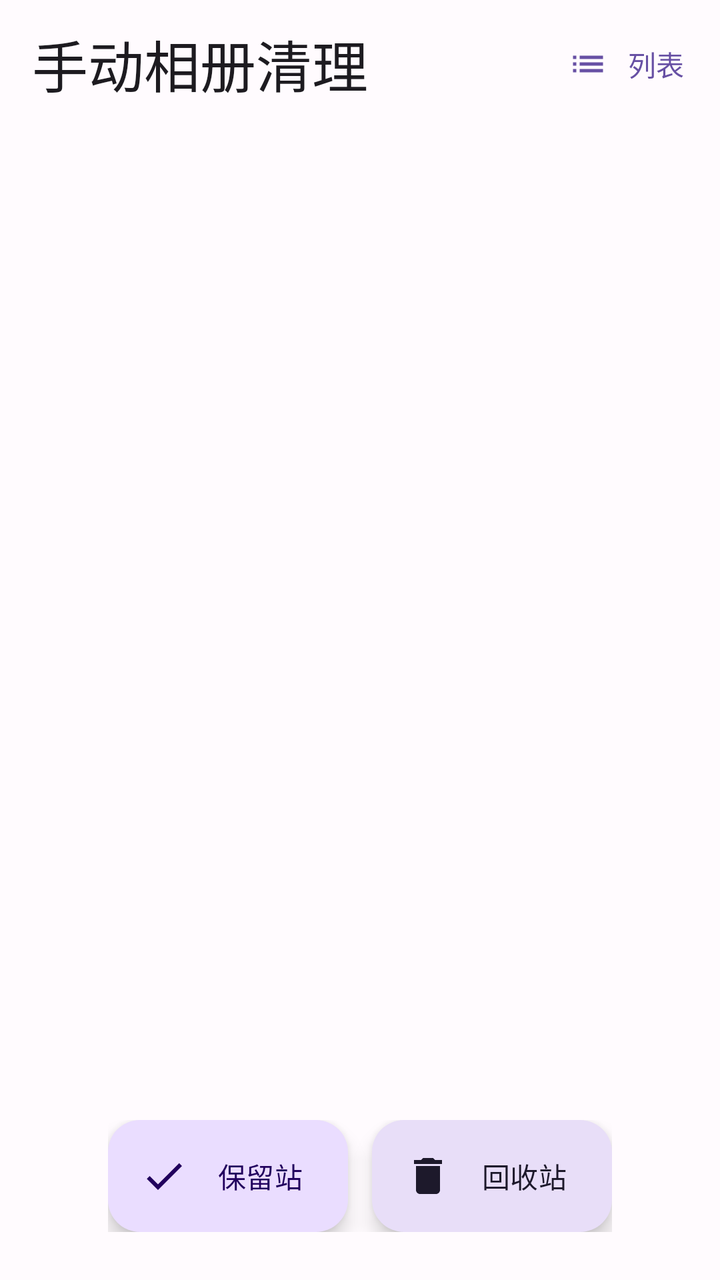
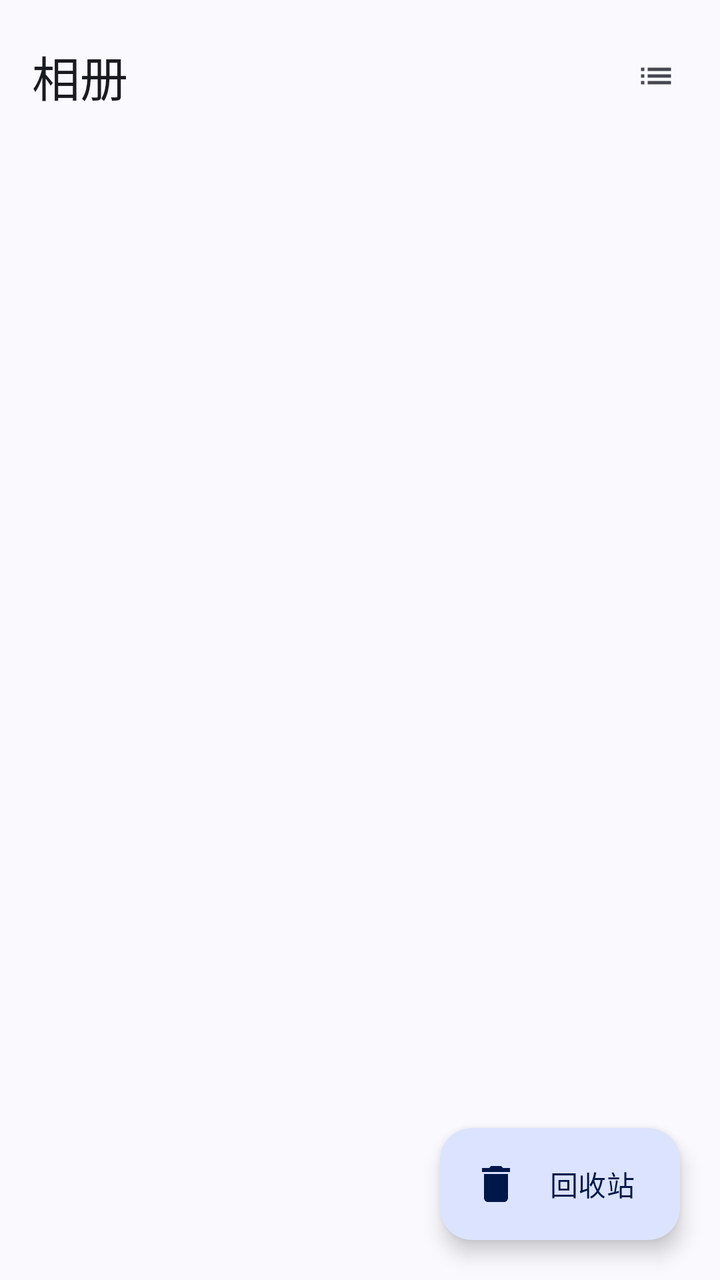

The first picture is an Android layout as it rendered before a commit; the second is the same layout after the commit. The layout source and the unified diff follow.
<!-- AndroidManifest.xml: application theme Theme.ManualAlbumCleaner -->
<!-- res/layout/activity_main.xml -->
<?xml version="1.0" encoding="utf-8"?>
<androidx.coordinatorlayout.widget.CoordinatorLayout xmlns:android="http://schemas.android.com/apk/res/android"
    xmlns:app="http://schemas.android.com/apk/res-auto"
    android:layout_width="match_parent"
    android:layout_height="match_parent"
    android:background="?android:attr/colorBackground">

    <com.google.android.material.appbar.AppBarLayout
        android:layout_width="match_parent"
        android:layout_height="wrap_content"
        android:fitsSystemWindows="true"
        app:liftOnScroll="true">

        <com.google.android.material.appbar.MaterialToolbar
            android:id="@+id/toolbar"
            android:layout_width="match_parent"
            android:layout_height="wrap_content"
            app:title="@string/app_name"
            app:titleTextAppearance="@style/TextAppearance.Material3.HeadlineMedium"
            app:titleCentered="false">

            <com.google.android.material.button.MaterialButton
                android:id="@+id/btnLayoutToggle"
                style="@style/Widget.Material3.Button.TextButton"
                android:layout_width="wrap_content"
                android:layout_height="wrap_content"
                android:layout_gravity="end"
                android:text="@string/list_view"
                android:textSize="14sp"
                app:icon="@drawable/ic_list"
                app:iconSize="20dp" />
        </com.google.android.material.appbar.MaterialToolbar>
    </com.google.android.material.appbar.AppBarLayout>

    <androidx.recyclerview.widget.RecyclerView
        android:id="@+id/recyclerAlbums"
        android:layout_width="match_parent"
        android:layout_height="match_parent"
        android:clipToPadding="false"
        android:padding="8dp"
        app:layout_behavior="@string/appbar_scrolling_view_behavior" />

    <LinearLayout
        android:layout_width="wrap_content"
        android:layout_height="wrap_content"
        android:layout_gravity="bottom|center_horizontal"
        android:layout_marginBottom="24dp"
        android:orientation="horizontal">

        <com.google.android.material.floatingactionbutton.ExtendedFloatingActionButton
            android:id="@+id/btnKeep"
            android:layout_width="wrap_content"
            android:layout_height="wrap_content"
            android:layout_marginEnd="12dp"
            android:text="@string/keep"
            app:icon="@drawable/ic_keep"
            app:iconTint="?attr/colorOnPrimaryContainer"
            android:textColor="?attr/colorOnPrimaryContainer"
            app:backgroundTint="?attr/colorPrimaryContainer" />

        <com.google.android.material.floatingactionbutton.ExtendedFloatingActionButton
            android:id="@+id/btnTrash"
            android:layout_width="wrap_content"
            android:layout_height="wrap_content"
            android:text="@string/trash"
            app:icon="@drawable/ic_delete"
            app:iconTint="?attr/colorOnSecondaryContainer"
            android:textColor="?attr/colorOnSecondaryContainer"
            app:backgroundTint="?attr/colorSecondaryContainer" />
    </LinearLayout>
</androidx.coordinatorlayout.widget.CoordinatorLayout>
<!-- resources referenced by this layout -->
<resources>
  <!-- drawable ic_keep (drawable) -->
  <?xml version="1.0" encoding="utf-8"?>
  <vector xmlns:android="http://schemas.android.com/apk/res/android"
      android:width="24dp"
      android:height="24dp"
      android:viewportWidth="24"
      android:viewportHeight="24"
      android:tint="?attr/colorControlNormal">
      <path
          android:fillColor="@android:color/white"
          android:pathData="M9,16.17L4.83,12l-1.42,1.41L9,19 21,7l-1.41,-1.41z"/>
  </vector>
  <string name="app_name">手动相册清理</string>
  <string name="keep">保留站</string>
  <string name="list_view">列表</string>
  <style name="Theme.ManualAlbumCleaner" parent="Theme.Material3.DayNight.NoActionBar">
          <item name="colorPrimary">@color/md_theme_primary</item>
          <item name="colorOnPrimary">@color/md_theme_onPrimary</item>
          <item name="colorPrimaryContainer">@color/md_theme_primaryContainer</item>
          <item name="colorOnPrimaryContainer">@color/md_theme_onPrimaryContainer</item>
  
          <item name="colorSecondary">@color/md_theme_secondary</item>
          <item name="colorOnSecondary">@color/md_theme_onSecondary</item>
          <item name="colorSecondaryContainer">@color/md_theme_secondaryContainer</item>
          <item name="colorOnSecondaryContainer">@color/md_theme_onSecondaryContainer</item>
  
          <item name="colorTertiary">@color/md_theme_tertiary</item>
          <item name="colorOnTertiary">@color/md_theme_onTertiary</item>
          <item name="colorTertiaryContainer">@color/md_theme_tertiaryContainer</item>
          <item name="colorOnTertiaryContainer">@color/md_theme_onTertiaryContainer</item>
  
          <item name="colorError">@color/md_theme_error</item>
          <item name="colorOnError">@color/md_theme_onError</item>
          <item name="colorErrorContainer">@color/md_theme_errorContainer</item>
          <item name="colorOnErrorContainer">@color/md_theme_onErrorContainer</item>
  
          <item name="android:colorBackground">@color/md_theme_background</item>
          <item name="colorOnBackground">@color/md_theme_onBackground</item>
          <item name="colorSurface">@color/md_theme_surface</item>
          <item name="colorOnSurface">@color/md_theme_onSurface</item>
          <item name="colorSurfaceVariant">@color/md_theme_surfaceVariant</item>
          <item name="colorOnSurfaceVariant">@color/md_theme_onSurfaceVariant</item>
          <item name="colorOutline">@color/md_theme_outline</item>
  
          <item name="android:statusBarColor">@android:color/transparent</item>
          <item name="android:navigationBarColor">@android:color/transparent</item>
      </style>
  <color name="md_theme_primary">#6750A4</color>
  <color name="md_theme_onPrimary">#FFFFFF</color>
  <color name="md_theme_primaryContainer">#EADDFF</color>
  <color name="md_theme_onPrimaryContainer">#21005D</color>
  <color name="md_theme_secondary">#625B71</color>
  <color name="md_theme_onSecondary">#FFFFFF</color>
  <color name="md_theme_secondaryContainer">#E8DEF8</color>
  <color name="md_theme_onSecondaryContainer">#1D192B</color>
  <color name="md_theme_tertiary">#7D5260</color>
  <color name="md_theme_onTertiary">#FFFFFF</color>
  <color name="md_theme_tertiaryContainer">#FFD8E4</color>
  <color name="md_theme_onTertiaryContainer">#31111D</color>
  <color name="md_theme_error">#B3261E</color>
  <color name="md_theme_onError">#FFFFFF</color>
  <color name="md_theme_errorContainer">#F9DEDC</color>
  <color name="md_theme_onErrorContainer">#410E0B</color>
  <color name="md_theme_background">#FFFBFE</color>
  <color name="md_theme_onBackground">#1C1B1F</color>
  <color name="md_theme_surface">#FFFBFE</color>
  <color name="md_theme_onSurface">#1C1B1F</color>
  <color name="md_theme_surfaceVariant">#E7E0EC</color>
  <color name="md_theme_onSurfaceVariant">#49454F</color>
  <color name="md_theme_outline">#79747E</color>
  <!-- unchanged entries left out for length: 3 -->
</resources>

<!-- the commit's change to res/layout/activity_main.xml (unified diff, before → after) -->
@@ -1,35 +1,42 @@
 <?xml version="1.0" encoding="utf-8"?>
 <androidx.coordinatorlayout.widget.CoordinatorLayout xmlns:android="http://schemas.android.com/apk/res/android"
     xmlns:app="http://schemas.android.com/apk/res-auto"
+    android:id="@+id/rootLayout"
     android:layout_width="match_parent"
     android:layout_height="match_parent"
-    android:background="?android:attr/colorBackground">
+    android:background="?attr/colorSurface">
 
     <com.google.android.material.appbar.AppBarLayout
+        android:id="@+id/appBar"
         android:layout_width="match_parent"
         android:layout_height="wrap_content"
-        android:fitsSystemWindows="true"
-        app:liftOnScroll="true">
+        android:background="?attr/colorSurface"
+        app:liftOnScroll="true"
+        app:liftOnScrollTargetViewId="@id/recyclerAlbums">
 
         <com.google.android.material.appbar.MaterialToolbar
             android:id="@+id/toolbar"
+            style="@style/Widget.App.Toolbar"
             android:layout_width="match_parent"
             android:layout_height="wrap_content"
-            app:title="@string/app_name"
-            app:titleTextAppearance="@style/TextAppearance.Material3.HeadlineMedium"
-            app:titleCentered="false">
+            android:minHeight="76dp"
+            android:background="?attr/colorSurface"
+            app:title="@string/albums"
+            app:titleTextColor="?attr/colorOnSurface">
 
             <com.google.android.material.button.MaterialButton
                 android:id="@+id/btnLayoutToggle"
-                style="@style/Widget.Material3.Button.TextButton"
+                style="@style/Widget.Material3.Button.IconButton"
                 android:layout_width="wrap_content"
                 android:layout_height="wrap_content"
-                android:layout_gravity="end"
-                android:text="@string/list_view"
-                android:textSize="14sp"
+                android:layout_gravity="end|center_vertical"
+                android:layout_marginEnd="8dp"
+                android:contentDescription="@string/grid_view"
                 app:icon="@drawable/ic_list"
-                app:iconSize="20dp" />
+                app:iconTint="?attr/colorOnSurfaceVariant" />
+
         </com.google.android.material.appbar.MaterialToolbar>
+
     </com.google.android.material.appbar.AppBarLayout>
 
     <androidx.recyclerview.widget.RecyclerView
@@ -37,35 +44,57 @@
         android:layout_width="match_parent"
         android:layout_height="match_parent"
         android:clipToPadding="false"
-        android:padding="8dp"
+        android:paddingStart="10dp"
+        android:paddingTop="2dp"
+        android:paddingEnd="10dp"
+        android:paddingBottom="104dp"
+        android:scrollbars="none"
         app:layout_behavior="@string/appbar_scrolling_view_behavior" />
 
     <LinearLayout
+        android:id="@+id/emptyState"
+        android:layout_width="match_parent"
+        android:layout_height="match_parent"
+        android:gravity="center"
+        android:orientation="vertical"
+        android:paddingStart="48dp"
+        android:paddingEnd="48dp"
+        android:visibility="gone"
+        app:layout_behavior="@string/appbar_scrolling_view_behavior">
+
+        <ImageView
+            android:layout_width="56dp"
+            android:layout_height="56dp"
+            android:contentDescription="@string/empty_albums"
+            android:src="@drawable/ic_photo_library"
+            app:tint="?attr/colorOnSurfaceVariant" />
+
+        <TextView
+            android:layout_width="wrap_content"
+            android:layout_height="wrap_content"
+            android:layout_marginTop="16dp"
+            android:text="@string/empty_albums"
+            android:textAppearance="@style/TextAppearance.Material3.TitleLarge"
+            android:textColor="?attr/colorOnSurface" />
+
+        <TextView
+            android:layout_width="wrap_content"
+            android:layout_height="wrap_content"
+            android:layout_marginTop="8dp"
+            android:gravity="center"
+            android:text="@string/empty_albums_sub"
+            android:textAppearance="@style/TextAppearance.Material3.BodyMedium"
+            android:textColor="?attr/colorOnSurfaceVariant" />
+
+    </LinearLayout>
+
+    <com.google.android.material.floatingactionbutton.ExtendedFloatingActionButton
+        android:id="@+id/btnTrash"
         android:layout_width="wrap_content"
         android:layout_height="wrap_content"
-        android:layout_gravity="bottom|center_horizontal"
-        android:layout_marginBottom="24dp"
-        android:orientation="horizontal">
+        android:layout_gravity="bottom|end"
+        android:layout_margin="20dp"
+        android:text="@string/trash"
+        app:icon="@drawable/ic_delete" />
 
-        <com.google.android.material.floatingactionbutton.ExtendedFloatingActionButton
-            android:id="@+id/btnKeep"
-            android:layout_width="wrap_content"
-            android:layout_height="wrap_content"
-            android:layout_marginEnd="12dp"
-            android:text="@string/keep"
-            app:icon="@drawable/ic_keep"
-            app:iconTint="?attr/colorOnPrimaryContainer"
-            android:textColor="?attr/colorOnPrimaryContainer"
-            app:backgroundTint="?attr/colorPrimaryContainer" />
-
-        <com.google.android.material.floatingactionbutton.ExtendedFloatingActionButton
-            android:id="@+id/btnTrash"
-            android:layout_width="wrap_content"
-            android:layout_height="wrap_content"
-            android:text="@string/trash"
-            app:icon="@drawable/ic_delete"
-            app:iconTint="?attr/colorOnSecondaryContainer"
-            android:textColor="?attr/colorOnSecondaryContainer"
-            app:backgroundTint="?attr/colorSecondaryContainer" />
-    </LinearLayout>
 </androidx.coordinatorlayout.widget.CoordinatorLayout>
<!-- resource entries referenced after the edit -->
@@ -1,6 +1,6 @@
 <!-- resources referenced by this layout -->
 <resources>
-  <!-- drawable ic_keep (drawable) -->
+  <!-- drawable ic_photo_library (drawable) -->
   <?xml version="1.0" encoding="utf-8"?>
   <vector xmlns:android="http://schemas.android.com/apk/res/android"
       android:width="24dp"
@@ -10,66 +10,87 @@
       android:tint="?attr/colorControlNormal">
       <path
           android:fillColor="@android:color/white"
-          android:pathData="M9,16.17L4.83,12l-1.42,1.41L9,19 21,7l-1.41,-1.41z"/>
+          android:pathData="M22,16V4c0,-1.1 -0.9,-2 -2,-2H8c-1.1,0 -2,0.9 -2,2v12c0,1.1 0.9,2 2,2h12c1.1,0 2,-0.9 2,-2zM11,12l2.03,2.71L16.33,10l3,4H7l4,-5zM2,6v14c0,1.1 0.9,2 2,2h14v-2H4V6H2z" />
   </vector>
-  <string name="app_name">手动相册清理</string>
-  <string name="keep">保留站</string>
-  <string name="list_view">列表</string>
+  <string name="albums">相册</string>
+  <string name="empty_albums">没有找到照片</string>
+  <string name="empty_albums_sub">相册中有照片后才能开始整理</string>
+  <string name="grid_view">网格</string>
+  <style name="Widget.App.Toolbar" parent="Widget.Material3.Toolbar">
+          <item name="android:elevation">0dp</item>
+          <item name="titleTextAppearance">@style/TextAppearance.Material3.HeadlineSmall</item>
+          <item name="subtitleTextAppearance">@style/TextAppearance.Material3.BodyMedium</item>
+          <item name="subtitleTextColor">?attr/colorOnSurfaceVariant</item>
+      </style>
   <style name="Theme.ManualAlbumCleaner" parent="Theme.Material3.DayNight.NoActionBar">
-          <item name="colorPrimary">@color/md_theme_primary</item>
-          <item name="colorOnPrimary">@color/md_theme_onPrimary</item>
-          <item name="colorPrimaryContainer">@color/md_theme_primaryContainer</item>
-          <item name="colorOnPrimaryContainer">@color/md_theme_onPrimaryContainer</item>
+          <item name="colorPrimary">@color/color_primary</item>
+          <item name="colorOnPrimary">@color/color_on_primary</item>
+          <item name="colorPrimaryContainer">@color/color_primary_container</item>
+          <item name="colorOnPrimaryContainer">@color/color_on_primary_container</item>
   
-          <item name="colorSecondary">@color/md_theme_secondary</item>
-          <item name="colorOnSecondary">@color/md_theme_onSecondary</item>
-          <item name="colorSecondaryContainer">@color/md_theme_secondaryContainer</item>
-          <item name="colorOnSecondaryContainer">@color/md_theme_onSecondaryContainer</item>
+          <item name="colorSecondary">@color/color_secondary</item>
+          <item name="colorOnSecondary">@color/color_on_secondary</item>
+          <item name="colorSecondaryContainer">@color/color_secondary_container</item>
+          <item name="colorOnSecondaryContainer">@color/color_on_secondary_container</item>
   
-          <item name="colorTertiary">@color/md_theme_tertiary</item>
-          <item name="colorOnTertiary">@color/md_theme_onTertiary</item>
-          <item name="colorTertiaryContainer">@color/md_theme_tertiaryContainer</item>
-          <item name="colorOnTertiaryContainer">@color/md_theme_onTertiaryContainer</item>
+          <item name="colorTertiary">@color/color_tertiary</item>
+          <item name="colorOnTertiary">@color/color_on_tertiary</item>
+          <item name="colorTertiaryContainer">@color/color_tertiary_container</item>
+          <item name="colorOnTertiaryContainer">@color/color_on_tertiary_container</item>
   
-          <item name="colorError">@color/md_theme_error</item>
-          <item name="colorOnError">@color/md_theme_onError</item>
-          <item name="colorErrorContainer">@color/md_theme_errorContainer</item>
-          <item name="colorOnErrorContainer">@color/md_theme_onErrorContainer</item>
+          <item name="colorError">@color/color_error</item>
+          <item name="colorOnError">@color/color_on_error</item>
+          <item name="colorErrorContainer">@color/color_error_container</item>
+          <item name="colorOnErrorContainer">@color/color_on_error_container</item>
   
-          <item name="android:colorBackground">@color/md_theme_background</item>
-          <item name="colorOnBackground">@color/md_theme_onBackground</item>
-          <item name="colorSurface">@color/md_theme_surface</item>
-          <item name="colorOnSurface">@color/md_theme_onSurface</item>
-          <item name="colorSurfaceVariant">@color/md_theme_surfaceVariant</item>
-          <item name="colorOnSurfaceVariant">@color/md_theme_onSurfaceVariant</item>
-          <item name="colorOutline">@color/md_theme_outline</item>
+          <item name="android:colorBackground">@color/color_surface</item>
+          <item name="colorOnBackground">@color/color_on_surface</item>
+          <item name="colorSurface">@color/color_surface</item>
+          <item name="colorOnSurface">@color/color_on_surface</item>
+          <item name="colorSurfaceContainerLowest">@color/color_surface_container_lowest</item>
+          <item name="colorSurfaceContainerLow">@color/color_surface_container_low</item>
+          <item name="colorSurfaceContainer">@color/color_surface_container</item>
+          <item name="colorSurfaceContainerHigh">@color/color_surface_container_high</item>
+          <item name="colorSurfaceContainerHighest">@color/color_surface_container_highest</item>
+          <item name="colorOnSurfaceVariant">@color/color_on_surface_variant</item>
+          <item name="colorOutline">@color/color_outline</item>
+          <item name="colorOutlineVariant">@color/color_outline_variant</item>
+          <item name="colorSurfaceInverse">@color/color_inverse_surface</item>
+          <item name="colorOnSurfaceInverse">@color/color_inverse_on_surface</item>
   
+          <item name="android:windowBackground">@color/color_surface</item>
           <item name="android:statusBarColor">@android:color/transparent</item>
           <item name="android:navigationBarColor">@android:color/transparent</item>
+          <item name="android:windowLightNavigationBar" tools:targetApi="27">true</item>
       </style>
-  <color name="md_theme_primary">#6750A4</color>
-  <color name="md_theme_onPrimary">#FFFFFF</color>
-  <color name="md_theme_primaryContainer">#EADDFF</color>
-  <color name="md_theme_onPrimaryContainer">#21005D</color>
-  <color name="md_theme_secondary">#625B71</color>
-  <color name="md_theme_onSecondary">#FFFFFF</color>
-  <color name="md_theme_secondaryContainer">#E8DEF8</color>
-  <color name="md_theme_onSecondaryContainer">#1D192B</color>
-  <color name="md_theme_tertiary">#7D5260</color>
-  <color name="md_theme_onTertiary">#FFFFFF</color>
-  <color name="md_theme_tertiaryContainer">#FFD8E4</color>
-  <color name="md_theme_onTertiaryContainer">#31111D</color>
-  <color name="md_theme_error">#B3261E</color>
-  <color name="md_theme_onError">#FFFFFF</color>
-  <color name="md_theme_errorContainer">#F9DEDC</color>
-  <color name="md_theme_onErrorContainer">#410E0B</color>
-  <color name="md_theme_background">#FFFBFE</color>
-  <color name="md_theme_onBackground">#1C1B1F</color>
-  <color name="md_theme_surface">#FFFBFE</color>
-  <color name="md_theme_onSurface">#1C1B1F</color>
-  <color name="md_theme_surfaceVariant">#E7E0EC</color>
-  <color name="md_theme_onSurfaceVariant">#49454F</color>
-  <color name="md_theme_outline">#79747E</color>
+  <color name="color_primary">#2563EB</color>
+  <color name="color_on_primary">#FFFFFF</color>
+  <color name="color_primary_container">#DCE3FF</color>
+  <color name="color_on_primary_container">#001849</color>
+  <color name="color_secondary">#5A5F70</color>
+  <color name="color_on_secondary">#FFFFFF</color>
+  <color name="color_secondary_container">#DFE2F4</color>
+  <color name="color_on_secondary_container">#171B2A</color>
+  <color name="color_tertiary">#755781</color>
+  <color name="color_on_tertiary">#FFFFFF</color>
+  <color name="color_tertiary_container">#F6D9FF</color>
+  <color name="color_on_tertiary_container">#2C1139</color>
+  <color name="color_error">#BA1A1A</color>
+  <color name="color_on_error">#FFFFFF</color>
+  <color name="color_error_container">#FFDAD6</color>
+  <color name="color_on_error_container">#410002</color>
+  <color name="color_surface">#FAF9FE</color>
+  <color name="color_on_surface">#1A1B21</color>
+  <color name="color_surface_container_lowest">#FFFFFF</color>
+  <color name="color_surface_container_low">#F4F3FA</color>
+  <color name="color_surface_container">#EEEDF4</color>
+  <color name="color_surface_container_high">#E8E7EF</color>
+  <color name="color_surface_container_highest">#E2E1E9</color>
+  <color name="color_on_surface_variant">#46464F</color>
+  <color name="color_outline">#777680</color>
+  <color name="color_outline_variant">#C7C5D0</color>
+  <color name="color_inverse_surface">#2F3037</color>
+  <color name="color_inverse_on_surface">#F1F0F7</color>
   <!-- unchanged entries left out for length: 3 -->
 </resources>
 
